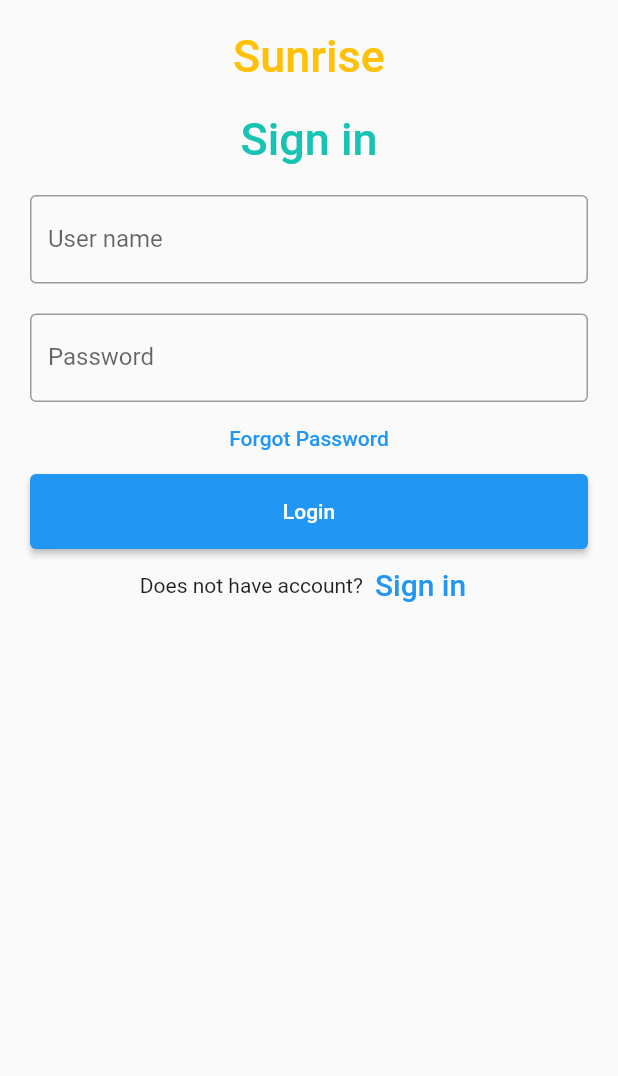
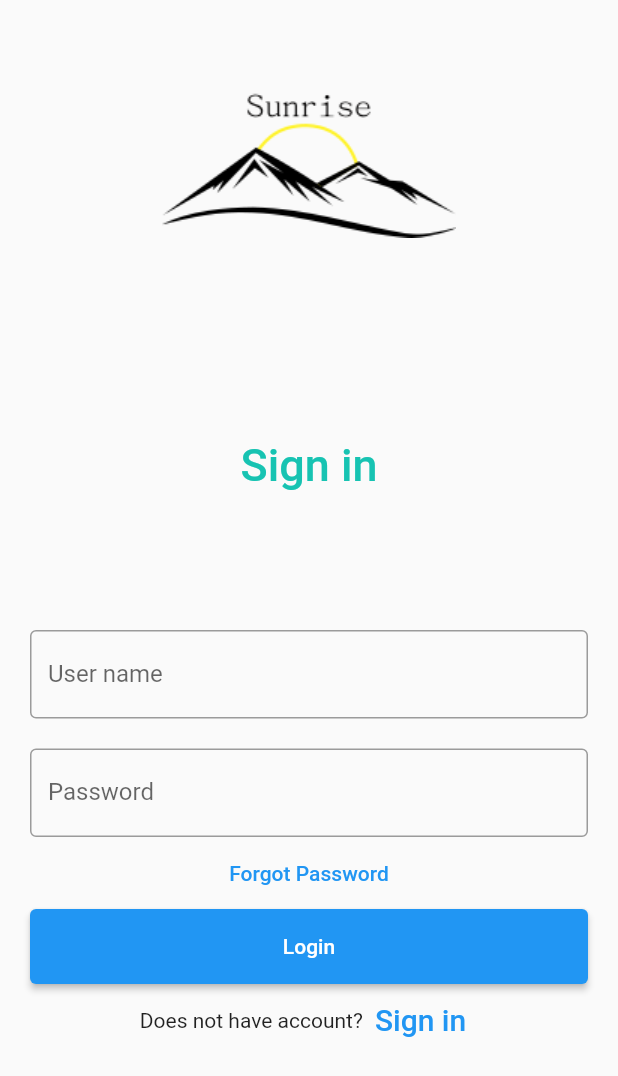
Before and after one commit to LMSKEVIN/proyectointegradora, a Flutter app: the screen it shows after launch, on a phone screen of 412 x 824 dp. Shown: the top 1076 px of the screen. Run offline on Flutter 3.47's test engine with Material 2 defaults, Android fonts, the phone set to English and light mode, and no system bars.

Commit message:
Login con imagen echo

```diff
--- a/lib/app.dart
+++ b/lib/app.dart
@@ -1,4 +1,3 @@
-
 import 'package:flutter/material.dart';
 import 'package:integradoraproyect/login.dart';
 
--- a/lib/login.dart
+++ b/lib/login.dart
@@ -1,7 +1,7 @@
 import 'package:flutter/material.dart';
 
 class Login extends StatefulWidget {
-  Login({Key? key}) : super(key: key);
+  const Login({Key? key}) : super(key: key);
 
   @override
   State<Login> createState() => _LoginState();
@@ -19,18 +19,15 @@ class _LoginState extends State<Login> {
         children: <Widget>[
           Container(
             alignment: Alignment.center,
-            padding: const EdgeInsets.all(10),
-            child: const Text(
-              "Sunrise",
-              style: TextStyle(
-                  color: Colors.amber,
-                  fontWeight: FontWeight.w500,
-                  fontSize: 30),
-            ),
+            width: 100,
+            height: 200,
+            child: Image.asset('assets/dibujo.png'),
           ),
           Container(
             alignment: Alignment.center,
             padding: const EdgeInsets.all(10),
+            width: 200,
+            height: 200,
             child: const Text(
               "Sign in",
               style: TextStyle(
```
Also changed, not shown: lib/test.dart (added, +13 -0 lines), 2 other files.
